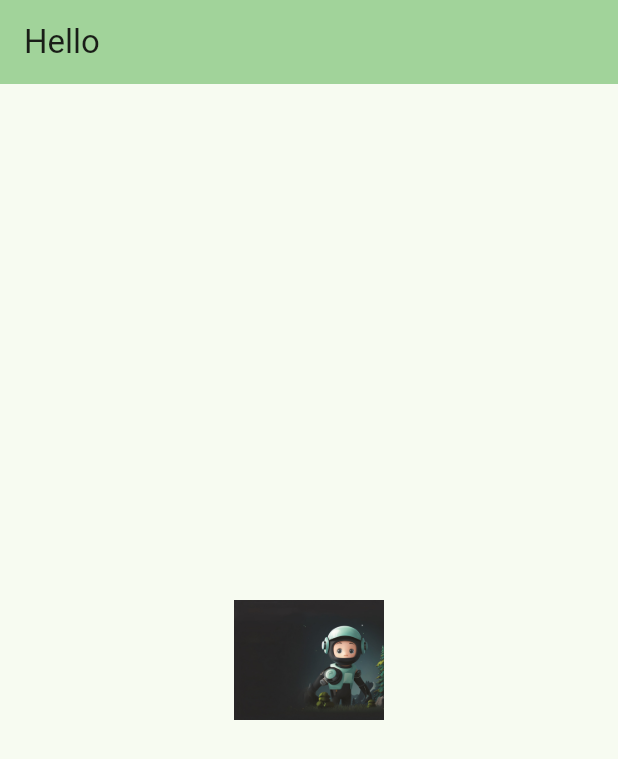
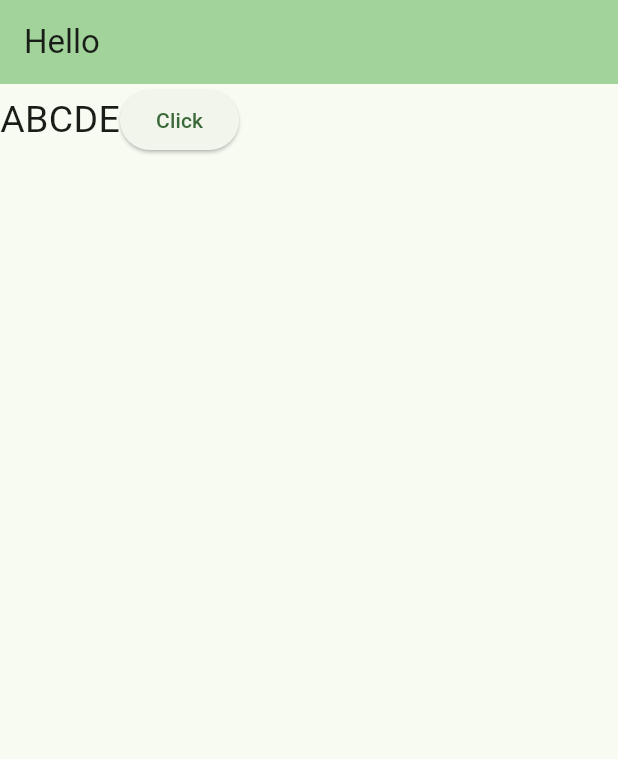
Before and after one commit to UdhavNegi/Flutter-Tutorials, a Flutter app: the screen it shows after launch, on a phone screen of 412 x 824 dp. Shown: the top 759 px of the screen. Run offline on Flutter 3.47's test engine with Material 3 defaults, Android fonts, the phone set to English and light mode, and no system bars.

Commit message:
main axis alignment complete

```diff
--- a/lib/main.dart
+++ b/lib/main.dart
@@ -48,8 +48,21 @@ class _MyHomePageState extends State<MyHomePage> {
           backgroundColor: Theme.of(context).colorScheme.inversePrimary,
           title: Text('Hello'),
         ),
-        body: Center(child: Container(width : 100,
-        height : 100,child: Image.asset('assets/images/logo.jpg')))
-    );
+        body: Container(
+          child: Row(
+            mainAxisAlignment: MainAxisAlignment.start,
+            // crossAxisAlignment: ,
+            children: [
+              Text('A', style : TextStyle(fontSize: 25)),
+              Text('B', style : TextStyle(fontSize: 25)),
+              Text('C', style : TextStyle(fontSize: 25)),
+              Text('D', style : TextStyle(fontSize: 25)),
+              Text('E', style : TextStyle(fontSize: 25)),
+              ElevatedButton(onPressed: (){
+
+              }, child: Text('Click'))
+            ],
+          ),
+        ));
   }
 }
```
